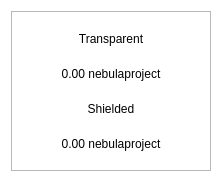
The window that src/qt/nebulaproject/forms/balancebubble.ui (Nebula-Coin/nebula-project-coin) describes before a commit, drawn with Qt 5.
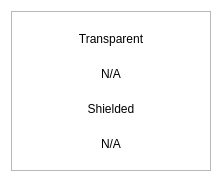
The same window after the commit.

The edit to the form file:
```diff
--- a/src/qt/nebulaproject/forms/balancebubble.ui
+++ b/src/qt/nebulaproject/forms/balancebubble.ui
@@ -87,7 +87,7 @@
          <string notr="true"/>
         </property>
         <property name="text">
-         <string>0.00 nebulaproject</string>
+         <string notr="true">N/A</string>
         </property>
         <property name="alignment">
          <set>Qt::AlignCenter</set>
@@ -113,7 +113,7 @@
          <string notr="true"/>
         </property>
         <property name="text">
-         <string>0.00 nebulaproject</string>
+         <string notr="true">N/A</string>
         </property>
         <property name="alignment">
          <set>Qt::AlignCenter</set>
```
Left out of the diff: 2 changed lines with no effect on the pictures.
